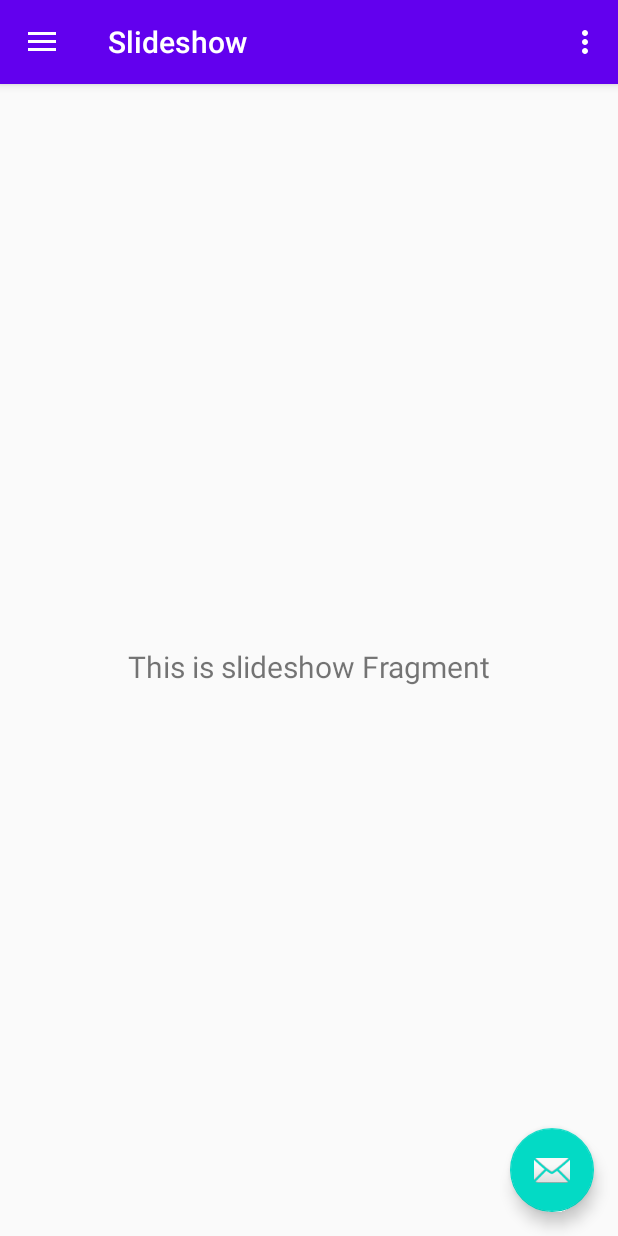
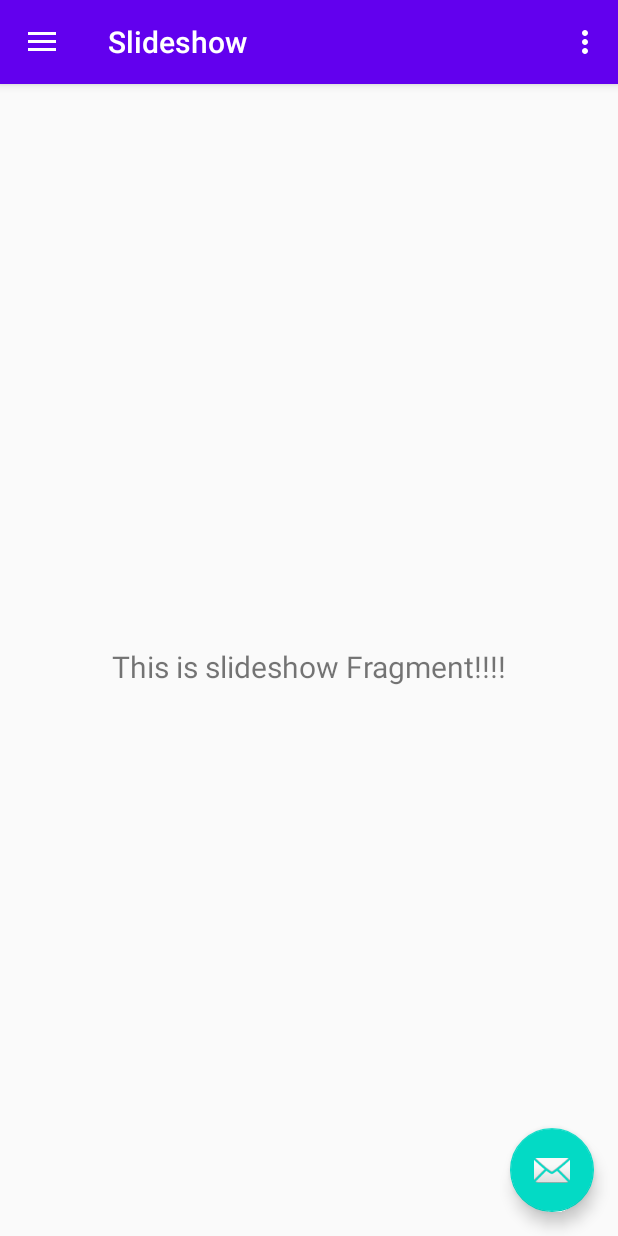
Before and after one commit to bayushi-yakusoku/MultiTests, an Android app: the screen it shows after launch (MainActivity), in the side drawer, after a tap on "Slideshow", on a phone screen of 412 x 824 dp. Run offline under Robolectric (Android 15) with nearby library versions, the phone set to English and light mode, and no system bars; our stand-ins replace data binding, navigation-ui.

Commit message:
Rework for Data Binding for SlideShow Item

```diff
--- a/app/src/main/java/alo/android/multitests/ui/slideshow/SlideshowFragment.kt
+++ b/app/src/main/java/alo/android/multitests/ui/slideshow/SlideshowFragment.kt
@@ -1,29 +1,30 @@
 package alo.android.multitests.ui.slideshow
 
-import alo.android.multitests.R
+import alo.android.multitests.databinding.FragmentSlideshowBinding
 import android.os.Bundle
 import android.view.LayoutInflater
 import android.view.View
 import android.view.ViewGroup
-import android.widget.TextView
 import androidx.fragment.app.Fragment
 import androidx.fragment.app.viewModels
-import androidx.lifecycle.Observer
 
 class SlideshowFragment : Fragment() {
 
-    private val slideshowViewModel : SlideshowViewModel by viewModels()
+    private val viewModel : SlideshowViewModel by viewModels()
+    private lateinit var binding : FragmentSlideshowBinding
 
     override fun onCreateView(
-            inflater: LayoutInflater,
-            container: ViewGroup?,
-            savedInstanceState: Bundle?
+        inflater: LayoutInflater,
+        container: ViewGroup?,
+        savedInstanceState: Bundle?
     ): View? {
-        val root = inflater.inflate(R.layout.fragment_slideshow, container, false)
-        val textView: TextView = root.findViewById(R.id.text_slideshow)
-        slideshowViewModel.text.observe(viewLifecycleOwner, Observer {
-            textView.text = it
-        })
-        return root
+        binding = FragmentSlideshowBinding.inflate(layoutInflater)
+
+        binding.let {
+            it.lifecycleOwner = viewLifecycleOwner
+            it.viewModel = viewModel
+        }
+
+        return binding.root
     }
 }
--- a/app/src/main/java/alo/android/multitests/ui/slideshow/SlideshowViewModel.kt
+++ b/app/src/main/java/alo/android/multitests/ui/slideshow/SlideshowViewModel.kt
@@ -8,7 +8,7 @@ import androidx.lifecycle.MutableLiveData
 class SlideshowViewModel(application: Application) : AndroidViewModel(application) {
 
     private val _text = MutableLiveData<String>().apply {
-        value = "This is slideshow Fragment"
+        value = "This is slideshow Fragment!!!!"
     }
     val text: LiveData<String> = _text
 }
--- a/app/src/main/res/layout/fragment_slideshow.xml
+++ b/app/src/main/res/layout/fragment_slideshow.xml
@@ -1,7 +1,16 @@
 <?xml version="1.0" encoding="utf-8"?>
-<androidx.constraintlayout.widget.ConstraintLayout xmlns:android="http://schemas.android.com/apk/res/android"
+<layout
+    xmlns:android="http://schemas.android.com/apk/res/android"
     xmlns:app="http://schemas.android.com/apk/res-auto"
-    xmlns:tools="http://schemas.android.com/tools"
+    xmlns:tools="http://schemas.android.com/tools">
+
+    <data>
+        <variable
+            name="viewModel"
+            type="alo.android.multitests.ui.slideshow.SlideshowViewModel" />
+    </data>
+
+    <androidx.constraintlayout.widget.ConstraintLayout
         android:layout_width="match_parent"
         android:layout_height="match_parent"
         tools:context=".ui.slideshow.SlideshowFragment">
@@ -15,8 +24,10 @@
             android:layout_marginEnd="8dp"
             android:textAlignment="center"
             android:textSize="20sp"
+            android:text="@{viewModel.text}"
             app:layout_constraintBottom_toBottomOf="parent"
             app:layout_constraintEnd_toEndOf="parent"
             app:layout_constraintStart_toStartOf="parent"
             app:layout_constraintTop_toTopOf="parent" />
     </androidx.constraintlayout.widget.ConstraintLayout>
+</layout>
```
Lines whose indentation alone changed are shown as unchanged.
